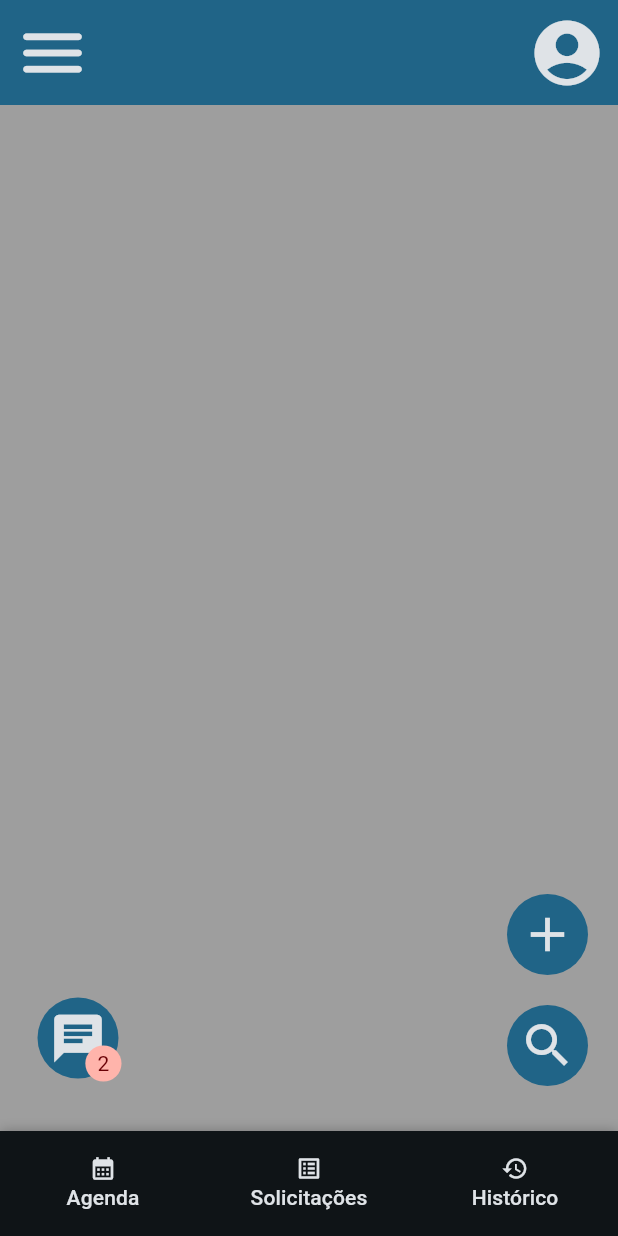
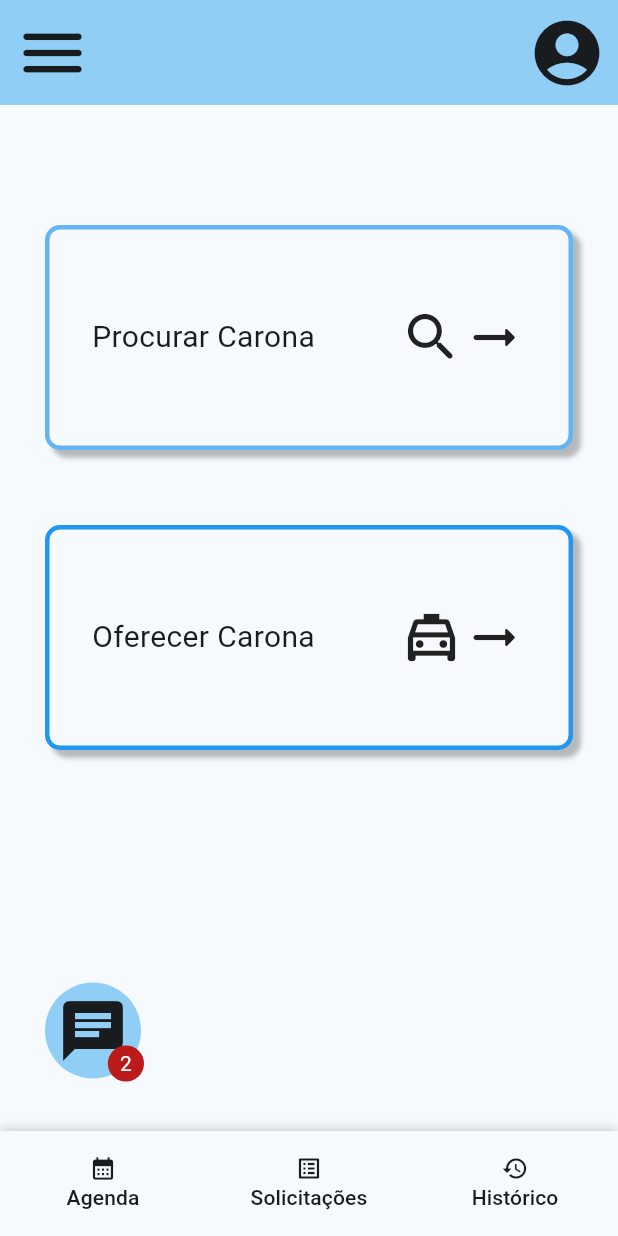
Before and after one commit to Felipe-TM/buscar-flutter, a Flutter app: the screen it shows after launch, after a tap on "Login", on a phone screen of 412 x 824 dp. Run offline on Flutter 3.47's test engine with Material 3 defaults, Android fonts, the phone set to English and light mode, and no system bars; missing offline and left inert: inner_shadow_widget; Roboto replaces fonts that are missing (Istok Web).

Commit message:
home screen update

```diff
--- /dev/null
+++ b/lib/common_widgets/custom_card.dart
@@ -0,0 +1,40 @@
+import 'package:buscar/common_widgets/shrinkeble_button.dart';
+import 'package:flutter/material.dart';
+
+class CustomCard extends StatelessWidget {
+  final Color color;
+  final Function onPressed;
+  final Widget child;
+
+  const CustomCard({
+    super.key,
+    required this.color,
+    required this.onPressed,
+    required this.child,
+  });
+
+  @override
+  Widget build(BuildContext context) {
+    return ShrinkebleButton(
+      shrinkScale: 0.95,
+      duration: const Duration(milliseconds: 400),
+      onPressed: onPressed,
+      child: SizedBox(
+        width: MediaQuery.of(context).size.width,
+        height: 150,
+        child: Container(
+          decoration: BoxDecoration(
+            color: Theme.of(context).colorScheme.background,
+            border: Border.all(color: color, width: 3),
+            borderRadius: const BorderRadius.all(Radius.circular(10)),
+            boxShadow: [
+              BoxShadow(
+                  offset: Offset(5, 5), blurRadius: 2, color: Colors.black26)
+            ],
+          ),
+          child: child,
+        ),
+      ),
+    );
+  }
+}
--- a/lib/common_widgets/date_picker_button.dart
+++ b/lib/common_widgets/date_picker_button.dart
@@ -37,8 +37,8 @@ class _DatePickerButtonState extends State<DatePickerButton> {
             context: context,
             initialDate: date,
             firstDate: widget.firstDate,
+            initialEntryMode: DatePickerEntryMode.calendarOnly,
             lastDate: widget.lastDate);
-
         if (newDate == null) return;
 
         setState(() {
--- a/lib/features/rides/appointments/presentation/appointment_tile.dart
+++ b/lib/features/rides/appointments/presentation/appointment_tile.dart
@@ -72,7 +72,11 @@ class AppointmentTile extends StatelessWidget {
                       Padding(
                         padding: const EdgeInsets.only(left: 10),
                         child: Text(numberOfPassengers),
-                      )
+                      ),
+                      const Padding(
+                        padding: EdgeInsets.only(left: 10),
+                        child: Icon(Icons.group),
+                      ),
                     ],
                   ),
                   Row(
--- a/lib/features/rides/home/presentation/home_screen.dart
+++ b/lib/features/rides/home/presentation/home_screen.dart
@@ -1,5 +1,8 @@
 import 'package:buscar/common_widgets/count_display_widget.dart';
+import 'package:buscar/common_widgets/custom_card.dart';
 import 'package:buscar/features/account/account_details/presentation/account_screen.dart';
+import 'package:buscar/features/rides/add_ride/presentation/add_ride_screen.dart';
+import 'package:buscar/features/rides/find_ride/presentation/find_ride_screen.dart';
 import 'package:flutter/material.dart';
 
 import '../../../../common_widgets/action_icon_button.dart';
@@ -39,36 +42,93 @@ class HomeScreen extends StatelessWidget {
       body: Stack(
         alignment: Alignment.bottomCenter,
         children: [
-          Container(
-            color: Colors.grey,
-          ),
-          Positioned(
-            left: 20,
-            bottom: 30,
-            child: CountDisplayWidget(
-              child: ActionIconButton(
-                onPressed: () {},
-                icon: const Icon(Icons.chat),
+          Center(
+            child: Padding(
+              padding: const EdgeInsets.all(30.0),
+              child: Column(
+                children: [
+                  CustomCard(
+                    color: Colors.blue.shade300,
+                    onPressed: () => {
+                      Navigator.push(
+                        context,
+                        MaterialPageRoute(
+                          builder: (context) => const FindRideScreen(),
+                        ),
+                      ),
+                    },
+                    child: const Row(
+                      mainAxisAlignment: MainAxisAlignment.spaceAround,
+                      children: [
+                        Text(
+                          'Procurar Carona',
+                          style: TextStyle(fontSize: 20),
+                        ),
+                        Row(
+                          children: [
+                            Icon(
+                              Icons.search_rounded,
+                              size: 42,
+                            ),
+                            Icon(
+                              Icons.arrow_right_alt_rounded,
+                              size: 42,
+                            ),
+                          ],
+                        ),
+                      ],
+                    ),
+                  ),
+                  CustomCard(
+                    color: Colors.blue,
+                    onPressed: () => {
+                      Navigator.push(
+                        context,
+                        MaterialPageRoute(
+                          builder: (context) => const AddRideScreen(),
+                        ),
+                      ),
+                    },
+                    child: const Row(
+                      mainAxisAlignment: MainAxisAlignment.spaceAround,
+                      children: [
+                        Text(
+                          'Oferecer Carona',
+                          style: TextStyle(fontSize: 20),
+                        ),
+                        Row(
+                          children: [
+                            Icon(
+                              Icons.local_taxi_outlined,
+                              size: 42,
+                            ),
+                            Icon(
+                              Icons.arrow_right_alt_rounded,
+                              size: 42,
+                            ),
+                          ],
+                        ),
+                      ],
+                    ),
+                  ),
+                ]
+                    .map((widget) => Padding(
+                          padding: EdgeInsets.only(top: 50),
+                          child: widget,
+                        ))
+                    .toList(),
               ),
             ),
           ),
           Positioned(
-            right: 20,
+            left: 25,
             bottom: 30,
-            child: Column(
-              children: [
-                Padding(
-                  padding: const EdgeInsets.only(bottom: 20),
-                  child: ActionIconButton(
-                    onPressed: () {},
-                    icon: const Icon(Icons.add),
-                  ),
-                ),
-                ActionIconButton(
-                  onPressed: () {},
-                  icon: const Icon(Icons.search),
-                ),
-              ],
+            child: CountDisplayWidget(
+              child: ActionIconButton(
+                size: 48,
+                onPressed: () {},
+                icon: const Icon(Icons.chat),
+              ),
             ),
           ),
         ],
--- a/lib/features/rides/requests/presentation/request_tile.dart
+++ b/lib/features/rides/requests/presentation/request_tile.dart
@@ -57,6 +57,10 @@ class RequestTile extends StatelessWidget {
                       height: 80,
                       decoration: const ShapeDecoration(
                           shape: OvalBorder(), color: Colors.grey),
+                      child: const Icon(
+                        Icons.account_circle,
+                        size: 80,
+                      ),
                     ),
                     Text(name),
                     Row(
--- a/lib/features/rides/ride_details/presentation/ride_details_screen.dart
+++ b/lib/features/rides/ride_details/presentation/ride_details_screen.dart
@@ -9,7 +9,7 @@ class RideDetailsScreen extends StatelessWidget {
   Widget build(BuildContext context) {
     return Scaffold(
       appBar: AppBar(
-        title: const Text('Ride Details'),
+        title: const Text('Detalhes da Corrida'),
         backgroundColor: Theme.of(context).colorScheme.inversePrimary,
       ),
       body: Stack(children: [
--- a/lib/main.dart
+++ b/lib/main.dart
@@ -19,7 +19,7 @@ class MyApp extends StatelessWidget {
         fontFamily: 'Istok Web',
         colorScheme: ColorScheme.fromSeed(
           seedColor: const Color.fromARGB(255, 219, 238, 253),
-          brightness: Brightness.dark,
+          brightness: Brightness.light,
         ),
       ),
     );
```
Also changed, not shown: lib/features/rides/add_ride/presentation/add_ride_screen.dart (added, +15 -0 lines), lib/features/rides/find_ride/presentation/find_ride_screen.dart (added, +15 -0 lines), lib/features/rides/requests/presentation/requests_screen.dart (+57 -14 lines), 2 other files.
